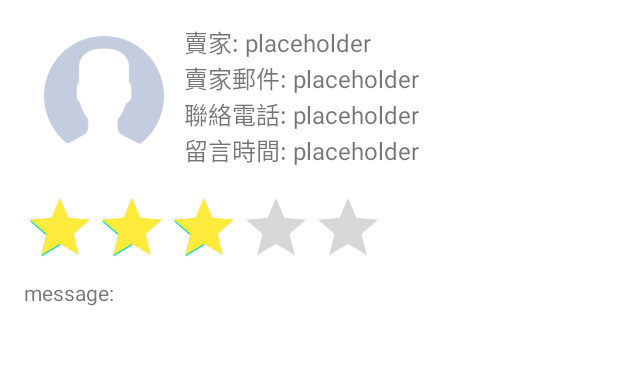
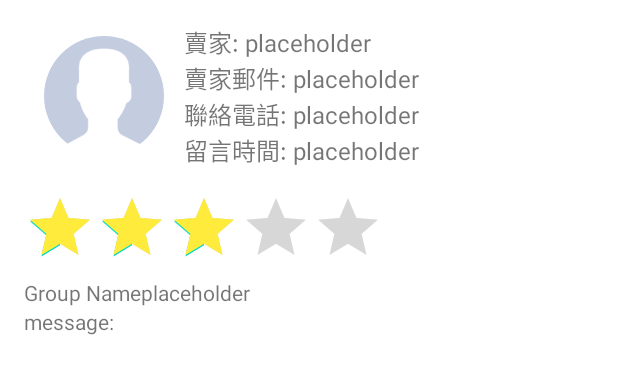
Before and after one commit to bluegate09/iamin, an Android app: the layout item_view_rating.xml on its own in the app's theme, with its tools: preview values and no code run, on a phone screen of 412 x 824 dp. Shown: the top 374 px of the screen. Run offline under Robolectric (Android 15) with nearby library versions, the light colour scheme and no system bars.

Commit message:
Rating bean 增加 團購名 評分修正

```diff
--- a/app/src/main/java/idv/tfp10101/iamin/MemberCenterMemberOrderDetailsFragment.java
+++ b/app/src/main/java/idv/tfp10101/iamin/MemberCenterMemberOrderDetailsFragment.java
@@ -263,7 +263,7 @@ public class MemberCenterMemberOrderDetailsFragment extends Fragment {
         }
         LatLngBounds bounds = builder.build();
 
-        int padding = 100; // 以像素為單位從地圖邊緣偏移
+        int padding = 150; // 以像素為單位從地圖邊緣偏移
         CameraUpdate cu = CameraUpdateFactory.newLatLngBounds(bounds, padding);
 
         googleMap.animateCamera(cu);
--- a/app/src/main/res/layout/item_view_rating.xml
+++ b/app/src/main/res/layout/item_view_rating.xml
@@ -116,9 +116,28 @@
             android:numStars="5"
             android:stepSize="1"
             android:rating="3"
+            android:isIndicator="true"
             android:progressTint="@color/ratingBarColor"
             android:layout_width="wrap_content"
             android:layout_height="wrap_content" />
+
+        <LinearLayout
+            android:layout_width="match_parent"
+            android:layout_height="match_parent"
+            android:orientation="horizontal">
+
+            <TextView
+                android:layout_width="wrap_content"
+                android:layout_height="wrap_content"
+                android:text="@string/text_group_name" />
+
+            <TextView
+                android:id="@+id/tvRatingGroupName"
+                android:layout_width="match_parent"
+                android:layout_height="wrap_content"
+                android:text="placeholder" />
+        </LinearLayout>
+
 
         <TextView
             android:layout_width="match_parent"
```
Also changed, not shown: app/src/main/java/idv/tfp10101/iamin/MemberCenterFragment.java (+14 -2 lines), app/src/main/java/idv/tfp10101/iamin/MemberCenterMemberOrderFragment.java (+6 -4 lines), app/src/main/java/idv/tfp10101/iamin/MemberCenterRatingDialogFragment.java (+6 -1 lines), app/src/main/java/idv/tfp10101/iamin/Rating/Rating.java (+12 -3 lines), 1 other file.
